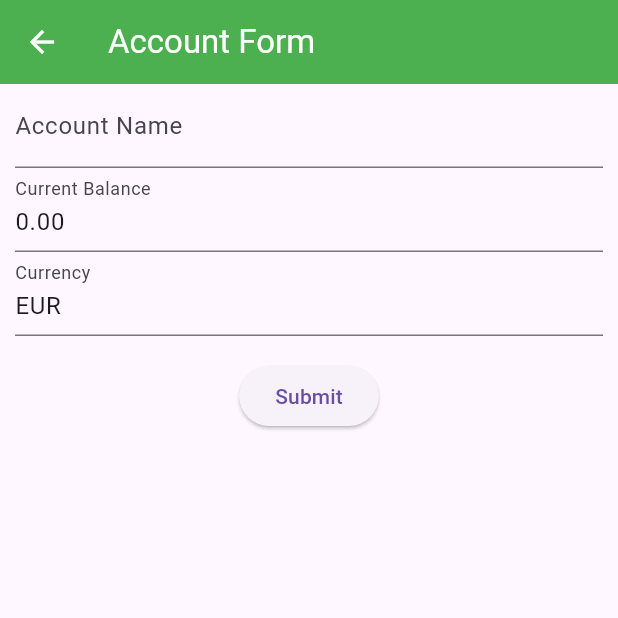
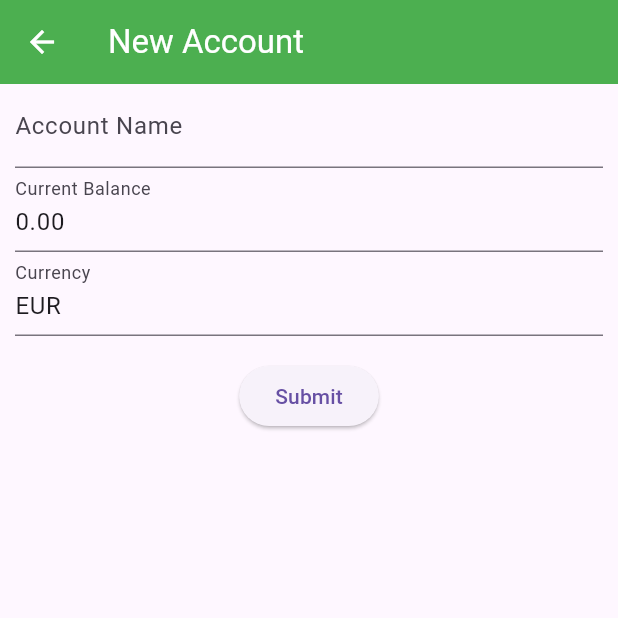
Before and after one commit to MatheusMiliorini/FinancesFlutter, a Flutter app: the AccountFormScreen screen opened directly, on a phone screen of 412 x 824 dp, the top half of it. Run offline on Flutter 3.47's test engine with Material 3 defaults, Android fonts, the phone set to English and light mode, and no system bars; our stand-ins replace sqflite; accounts and stored records are empty.

Commit message:
Dynamic title

```diff
--- a/lib/screens/account_form_screen.dart
+++ b/lib/screens/account_form_screen.dart
@@ -14,7 +14,7 @@ class AccountFormScreen extends StatelessWidget {
   Widget build(BuildContext context) {
     return Scaffold(
         appBar: AppBar(
-          title: const Text('Account Form'),
+          title: Text(editAccount == null ? 'New Account' : 'Edit Account'),
         ),
         body: Padding(
           padding: const EdgeInsets.symmetric(horizontal: 10),
```
